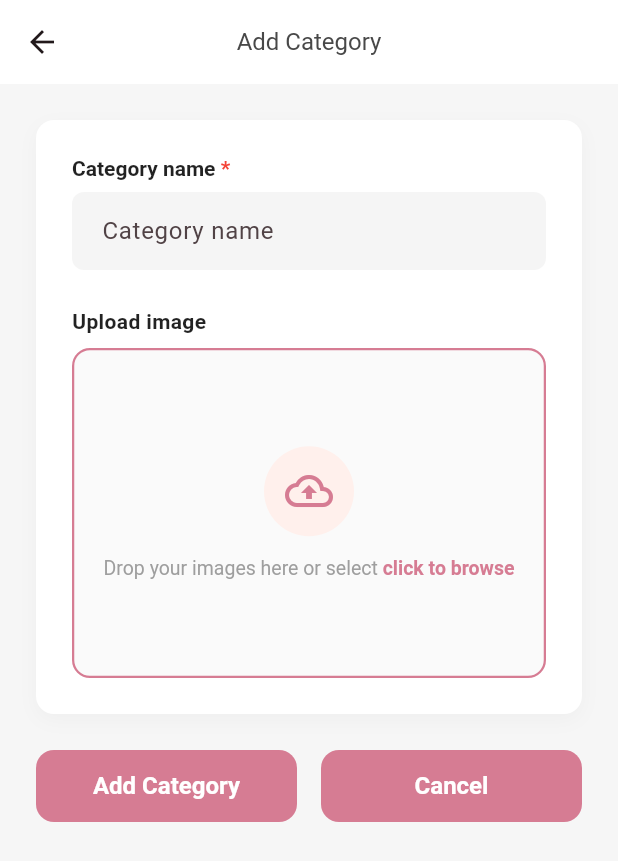
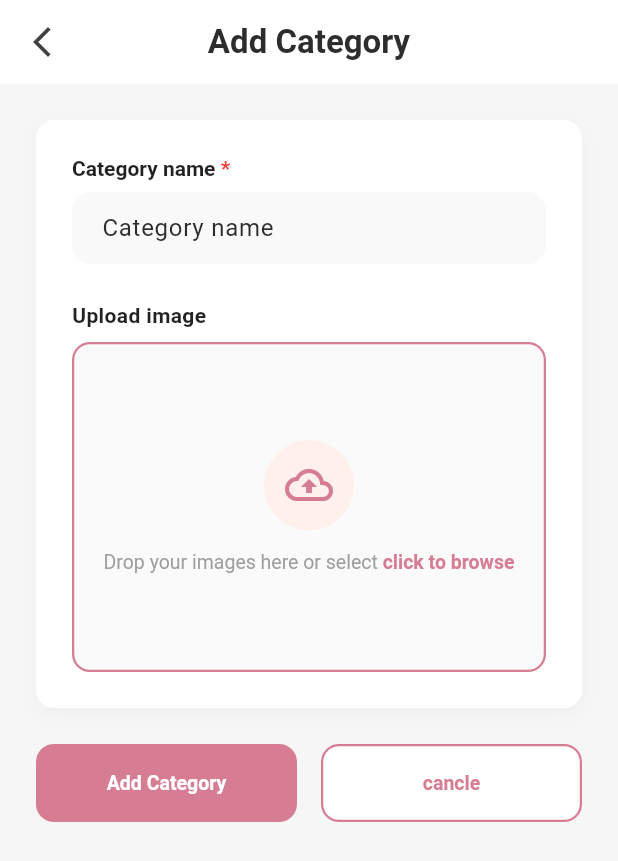
Before and after one commit to AyaNasserEzat/sweetella_admin, a Flutter app: the _CategoriesView screen opened directly, after a tap on "Add category", on a phone screen of 412 x 824 dp. Shown: the top 861 px of the screen. Run offline on Flutter 3.47's test engine with Material 3 defaults, Android fonts, the light colour scheme and no system bars; our stand-ins replace bloc, cloud_firestore, dartz, dio, firebase_auth, firebase_core and 4 more; accounts and stored records are empty; network calls fail; Roboto replaces fonts that are missing (Nunito).

Commit message:
some change on category feature

```diff
--- a/lib/features/categories/presentation/pages/add_category_screen.dart
+++ b/lib/features/categories/presentation/pages/add_category_screen.dart
@@ -2,10 +2,11 @@ import 'package:flutter/material.dart';
 import 'package:flutter_bloc/flutter_bloc.dart';
 import 'package:image_picker/image_picker.dart';
 import 'package:sweetella_admin/core/error/app_failuer)localization.dart';
+import 'package:sweetella_admin/core/utils/app_colors.dart';
+import 'package:sweetella_admin/core/widgets/custom_overlay_message.dart';
 import 'package:sweetella_admin/features/categories/domain/entities/category.dart';
 import 'package:sweetella_admin/features/categories/presentation/cubit/category_cubit.dart';
 import 'package:sweetella_admin/features/categories/presentation/cubit/category_state.dart';
-import 'package:sweetella_admin/features/categories/presentation/widgets/custom_button.dart';
 import 'package:sweetella_admin/features/categories/presentation/widgets/custom_text_field.dart';
 import 'package:sweetella_admin/features/categories/presentation/widgets/image_upload_box.dart';
 
@@ -74,16 +75,6 @@ class _AddCategoryScreenState extends State<AddCategoryScreen> {
     if (!mounted) return;
 
     setState(() => _isSaving = false);
-
-    final state = cubit.state;
-    if (state is CategoryAddSuccess || state is CategoryUpdateSuccess) {
-      Navigator.of(context).pop();
-      ScaffoldMessenger.of(
-        context,
-      ).showSnackBar(const SnackBar(content: Text("edit or add")));
-
-      return;
-    }
   }
 
   @override
@@ -91,8 +82,15 @@ class _AddCategoryScreenState extends State<AddCategoryScreen> {
     final title = widget.category == null ? 'Add Category' : 'Edit Category';
 
     return Scaffold(
-      // backgroundColor: const Color(0xFFF8F9FA),
-      appBar: AppBar(title: Text(title)),
+      appBar: AppBar(
+        title: Text(title),
+        leading: IconButton(
+          onPressed: () {
+            Navigator.of(context).pop();
+          },
+          icon: Icon(Icons.arrow_back_ios_new),
+        ),
+      ),
       body: SafeArea(
         child: SingleChildScrollView(
           padding: const EdgeInsets.all(24),
@@ -145,25 +143,46 @@ class _AddCategoryScreenState extends State<AddCategoryScreen> {
                     BlocListener<CategoryCubit, CategoryState>(
                       listener: (context, state) {
                         if (state is CategoryUpdateError) {
-                          ScaffoldMessenger.of(context).showSnackBar(
-                            SnackBar(
-                              content: Text(state.failure.message(context)),
-                            ),
+                          showOverlayMessage(
+                            context: context,
+                            text: state.failure.message(context),
+                            isError: true,
+                          );
+                        }
+                        if (state is CategoryAddError) {
+                          showOverlayMessage(
+                            context: context,
+                            text: state.failure.message(context),
+                            isError: true,
                           );
                         }
                       },
                       child: Expanded(
-                        child: CustomButton(
-                          text: _isSaving ? 'Saving...' : title,
+                        child: ElevatedButton(
                           onPressed: _isSaving ? () {} : _saveCategory,
+                          child: Text(_isSaving ? 'Saving...' : title),
                         ),
                       ),
                     ),
                     const SizedBox(width: 16),
                     Expanded(
-                      child: CustomButton(
-                        text: 'Cancel',
-
+                      child: ElevatedButton(
+                        child: Text("cancle"),
+                        style: Theme.of(context).elevatedButtonTheme.style
+                            ?.copyWith(
+                              backgroundColor: WidgetStatePropertyAll(
+                                AppColors.white,
+                              ),
+                              foregroundColor: const WidgetStatePropertyAll(
+                                AppColors.primaryColor,
+                              ),
+                              side: WidgetStatePropertyAll(
+                                BorderSide(
+                                  color: AppColors.primaryColor,
+                                  width: 1.5,
+                                ),
+                              ),
+                            ),
                         onPressed: () => Navigator.of(context).pop(),
                       ),
                     ),
--- a/lib/features/categories/presentation/pages/categories_page.dart
+++ b/lib/features/categories/presentation/pages/categories_page.dart
@@ -1,7 +1,9 @@
 import 'package:flutter/material.dart';
 import 'package:flutter_bloc/flutter_bloc.dart';
 import 'package:sweetella_admin/core/di/service_locator.dart';
+import 'package:sweetella_admin/core/error/app_failuer)localization.dart';
 import 'package:sweetella_admin/core/utils/app_colors.dart';
+import 'package:sweetella_admin/core/widgets/custom_overlay_message.dart';
 import 'package:sweetella_admin/features/categories/domain/entities/category.dart';
 import 'package:sweetella_admin/features/categories/presentation/cubit/category_cubit.dart';
 import 'package:sweetella_admin/features/categories/presentation/cubit/category_state.dart';
@@ -48,7 +50,43 @@ class _CategoriesView extends StatelessWidget {
             ),
             const SizedBox(height: 24),
             Expanded(
-              child: BlocBuilder<CategoryCubit, CategoryState>(
+              child: BlocConsumer<CategoryCubit, CategoryState>(
+                listener: (context, state) {
+                  if (state is CategoryDeleteError) {
+                    showOverlayMessage(
+                      context: context,
+                      text: state.failure.message(context),
+                      isError: true,
+                    );
+                  }
+                  if (state is CategoryUpdateError) {
+                    showOverlayMessage(
+                      context: context,
+                      text: state.failure.message(context),
+                      isError: true,
+                    );
+                  }
+                  if (state is CategoryDeleteSuccess) {
+                    showOverlayMessage(
+                      context: context,
+                      text: "category deleted sucessfully",
+                    );
+                  }
+                  if (state is CategoryAddSuccess) {
+                    Navigator.of(context).pop();
+                    showOverlayMessage(
+                      context: context,
+                      text: "category added successfully",
+                    );
+                  }
+                  if (state is CategoryUpdateSuccess) {
+                    Navigator.of(context).pop();
+                    showOverlayMessage(
+                      context: context,
+                      text: "category updated successfully",
+                    );
+                  }
+                },
                 builder: (context, state) {
                   if (state is CategoryLoading) {
                     return const Center(child: CircularProgressIndicator());
--- a/lib/features/categories/presentation/widgets/custom_button.dart
+++ /dev/null
@@ -1,13 +0,0 @@
-import 'package:flutter/material.dart';
-
-class CustomButton extends StatelessWidget {
-  const CustomButton({required this.text, required this.onPressed, super.key});
-
-  final String text;
-  final VoidCallback onPressed;
-
-  @override
-  Widget build(BuildContext context) {
-    return ElevatedButton(onPressed: onPressed, child: Text(text));
-  }
-}
```
Also changed, not shown: lib/core/theme/app_theme.dart (+50 -43 lines), lib/core/widgets/custom_overlay_message.dart (added, +68 -0 lines), lib/core/widgets/custom_shadow_container.dart (added, +20 -0 lines), lib/features/categories/presentation/widgets/categories_table.dart (+29 -5 lines).
